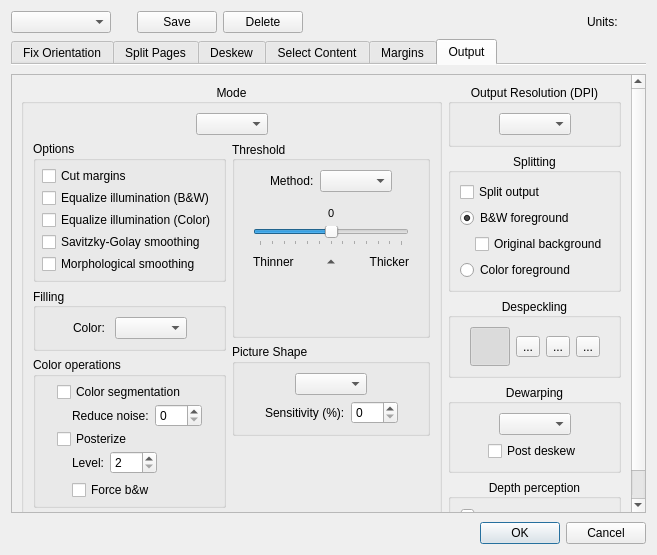
This is ui/DefaultParamsDialog.ui in 4lex4/scantailor-advanced as Qt 5 draws it before an edit. The edited form follows.
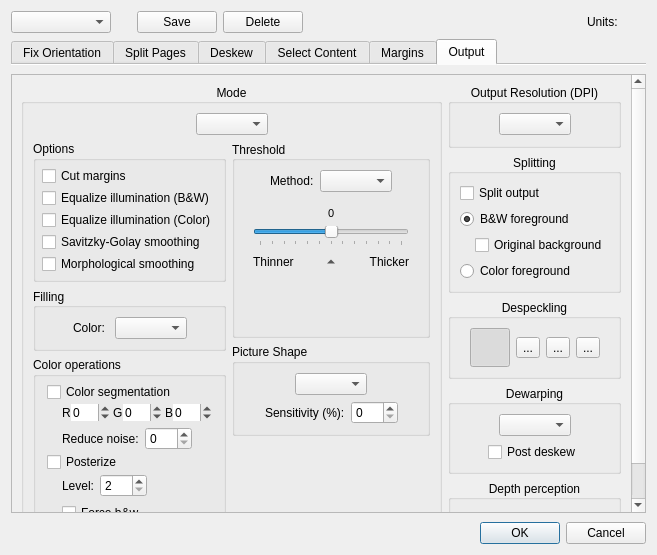
This is the edited form. The open tabs and pages were chosen to show the change. Icons and pictures are not drawn.

Commit message: Added color adjustments settings for color segmenter.

```diff
--- a/ui/DefaultParamsDialog.ui
+++ b/ui/DefaultParamsDialog.ui
@@ -1769,8 +1769,8 @@
            <rect>
             <x>0</x>
             <y>0</y>
-            <width>637</width>
-            <height>442</height>
+            <width>646</width>
+            <height>452</height>
            </rect>
           </property>
           <layout class="QGridLayout" name="gridLayout_14">
@@ -2024,17 +2024,22 @@
                        </item>
                        <item>
                         <widget class="QWidget" name="segmenterOptionsWidget" native="true">
+                         <layout class="QVBoxLayout" name="verticalLayout_32">
+                          <property name="leftMargin">
+                           <number>0</number>
+                          </property>
+                          <property name="topMargin">
+                           <number>0</number>
+                          </property>
+                          <property name="rightMargin">
+                           <number>0</number>
+                          </property>
+                          <property name="bottomMargin">
+                           <number>0</number>
+                          </property>
+                          <item>
                          <layout class="QHBoxLayout" name="horizontalLayout_29">
-                          <property name="leftMargin">
-                           <number>0</number>
-                          </property>
-                          <property name="topMargin">
-                           <number>0</number>
-                          </property>
-                          <property name="rightMargin">
-                           <number>0</number>
-                          </property>
-                          <property name="bottomMargin">
+                            <property name="spacing">
                            <number>0</number>
                           </property>
                           <item>
@@ -2054,6 +2059,144 @@
                            </spacer>
                           </item>
                           <item>
+                             <widget class="QLabel" name="rLabel">
+                              <property name="text">
+                               <string>R</string>
+                              </property>
+                              <property name="margin">
+                               <number>1</number>
+                              </property>
+                              <property name="indent">
+                               <number>0</number>
+                              </property>
+                             </widget>
+                            </item>
+                            <item>
+                             <widget class="QSpinBox" name="redAdjustmentSB">
+                              <property name="toolTip">
+                               <string>Red component adjustment. Negative value means the segmenter will be more sensitive to red and vice versa for positive values.</string>
+                              </property>
+                              <property name="frame">
+                               <bool>false</bool>
+                              </property>
+                              <property name="alignment">
+                               <set>Qt::AlignLeading|Qt::AlignLeft|Qt::AlignVCenter</set>
+                              </property>
+                              <property name="minimum">
+                               <number>-99</number>
+                              </property>
+                              <property name="maximum">
+                               <number>99</number>
+                              </property>
+                              <property name="value">
+                               <number>0</number>
+                              </property>
+                             </widget>
+                            </item>
+                            <item>
+                             <widget class="QLabel" name="gLabel">
+                              <property name="text">
+                               <string>G</string>
+                              </property>
+                              <property name="margin">
+                               <number>1</number>
+                              </property>
+                              <property name="indent">
+                               <number>3</number>
+                              </property>
+                             </widget>
+                            </item>
+                            <item>
+                             <widget class="QSpinBox" name="greenAdjustmentSB">
+                              <property name="toolTip">
+                               <string>Green component adjustment. Negative value means the segmenter will be more sensitive to green and vice versa for positive values.</string>
+                              </property>
+                              <property name="frame">
+                               <bool>false</bool>
+                              </property>
+                              <property name="alignment">
+                               <set>Qt::AlignLeading|Qt::AlignLeft|Qt::AlignVCenter</set>
+                              </property>
+                              <property name="minimum">
+                               <number>-99</number>
+                              </property>
+                              <property name="maximum">
+                               <number>99</number>
+                              </property>
+                              <property name="value">
+                               <number>0</number>
+                              </property>
+                             </widget>
+                            </item>
+                            <item>
+                             <widget class="QLabel" name="bLabel">
+                              <property name="text">
+                               <string>B</string>
+                              </property>
+                              <property name="margin">
+                               <number>1</number>
+                              </property>
+                              <property name="indent">
+                               <number>3</number>
+                              </property>
+                             </widget>
+                            </item>
+                            <item>
+                             <widget class="QSpinBox" name="blueAdjustmentSB">
+                              <property name="toolTip">
+                               <string>Blue component adjustment. Negative value means the segmenter will be more sensitive to blue and vice versa for positive values.</string>
+                              </property>
+                              <property name="frame">
+                               <bool>false</bool>
+                              </property>
+                              <property name="alignment">
+                               <set>Qt::AlignLeading|Qt::AlignLeft|Qt::AlignVCenter</set>
+                              </property>
+                              <property name="minimum">
+                               <number>-99</number>
+                              </property>
+                              <property name="maximum">
+                               <number>99</number>
+                              </property>
+                              <property name="value">
+                               <number>0</number>
+                              </property>
+                             </widget>
+                            </item>
+                            <item>
+                             <spacer name="horizontalSpacer_62">
+                              <property name="orientation">
+                               <enum>Qt::Horizontal</enum>
+                              </property>
+                              <property name="sizeHint" stdset="0">
+                               <size>
+                                <width>1</width>
+                                <height>1</height>
+                               </size>
+                              </property>
+                             </spacer>
+                            </item>
+                           </layout>
+                          </item>
+                          <item>
+                           <layout class="QHBoxLayout" name="horizontalLayout_30">
+                            <item>
+                             <spacer name="horizontalSpacer_63">
+                              <property name="orientation">
+                               <enum>Qt::Horizontal</enum>
+                              </property>
+                              <property name="sizeType">
+                               <enum>QSizePolicy::Minimum</enum>
+                              </property>
+                              <property name="sizeHint" stdset="0">
+                               <size>
+                                <width>15</width>
+                                <height>1</height>
+                               </size>
+                              </property>
+                             </spacer>
+                            </item>
+                            <item>
                            <widget class="QLabel" name="reduceNoiseLabel">
                             <property name="text">
                              <string>Reduce noise:</string>
@@ -2065,6 +2208,9 @@
                             <property name="toolTip">
                              <string/>
                             </property>
+                              <property name="frame">
+                               <bool>true</bool>
+                              </property>
                             <property name="alignment">
                              <set>Qt::AlignLeading|Qt::AlignLeft|Qt::AlignVCenter</set>
                             </property>
@@ -2080,7 +2226,7 @@
                            </widget>
                           </item>
                           <item>
-                           <spacer name="horizontalSpacer_62">
+                             <spacer name="horizontalSpacer_64">
                             <property name="orientation">
                              <enum>Qt::Horizontal</enum>
                             </property>
@@ -2091,6 +2237,8 @@
                              </size>
                             </property>
                            </spacer>
+                            </item>
+                           </layout>
                           </item>
                          </layout>
                         </widget>
@@ -2110,7 +2258,7 @@
                        </item>
                        <item>
                         <widget class="QWidget" name="posterizeOptionsWidget" native="true">
-                         <layout class="QVBoxLayout" name="verticalLayout_32">
+                         <layout class="QVBoxLayout" name="verticalLayout_34">
                           <property name="leftMargin">
                            <number>0</number>
                           </property>
@@ -2124,12 +2272,12 @@
                            <number>0</number>
                           </property>
                           <item>
-                           <layout class="QHBoxLayout" name="horizontalLayout_30">
+                           <layout class="QHBoxLayout" name="horizontalLayout_31">
                             <property name="topMargin">
                              <number>0</number>
                             </property>
                             <item>
-                             <spacer name="horizontalSpacer_63">
+                             <spacer name="horizontalSpacer_65">
                               <property name="orientation">
                                <enum>Qt::Horizontal</enum>
                               </property>
@@ -2156,6 +2304,9 @@
                               <property name="toolTip">
                                <string>Lower value means lower count of colors in the output image, values between 2 and 6 inclusive guarantee an indexed image.</string>
                               </property>
+                              <property name="frame">
+                               <bool>true</bool>
+                              </property>
                               <property name="alignment">
                                <set>Qt::AlignLeading|Qt::AlignLeft|Qt::AlignVCenter</set>
                               </property>
@@ -2168,7 +2319,7 @@
                              </widget>
                             </item>
                             <item>
-                             <spacer name="horizontalSpacer_64">
+                             <spacer name="horizontalSpacer_66">
                               <property name="orientation">
                                <enum>Qt::Horizontal</enum>
                               </property>
@@ -2183,12 +2334,12 @@
                            </layout>
                           </item>
                           <item>
-                           <layout class="QHBoxLayout" name="horizontalLayout_31">
+                           <layout class="QHBoxLayout" name="horizontalLayout_32">
                             <property name="topMargin">
                              <number>0</number>
                             </property>
                             <item>
-                             <spacer name="horizontalSpacer_65">
+                             <spacer name="horizontalSpacer_67">
                               <property name="orientation">
                                <enum>Qt::Horizontal</enum>
                               </property>
@@ -2217,7 +2368,7 @@
                              </widget>
                             </item>
                             <item>
-                             <spacer name="horizontalSpacer_66">
+                             <spacer name="horizontalSpacer_68">
                               <property name="orientation">
                                <enum>Qt::Horizontal</enum>
                               </property>
@@ -2237,7 +2388,7 @@
                       </layout>
                      </item>
                      <item>
-                      <spacer name="horizontalSpacer_67">
+                      <spacer name="horizontalSpacer_69">
                        <property name="orientation">
                         <enum>Qt::Horizontal</enum>
                        </property>
```
Lines whose indentation alone changed are shown as unchanged. The commit also changes 11 other files.
